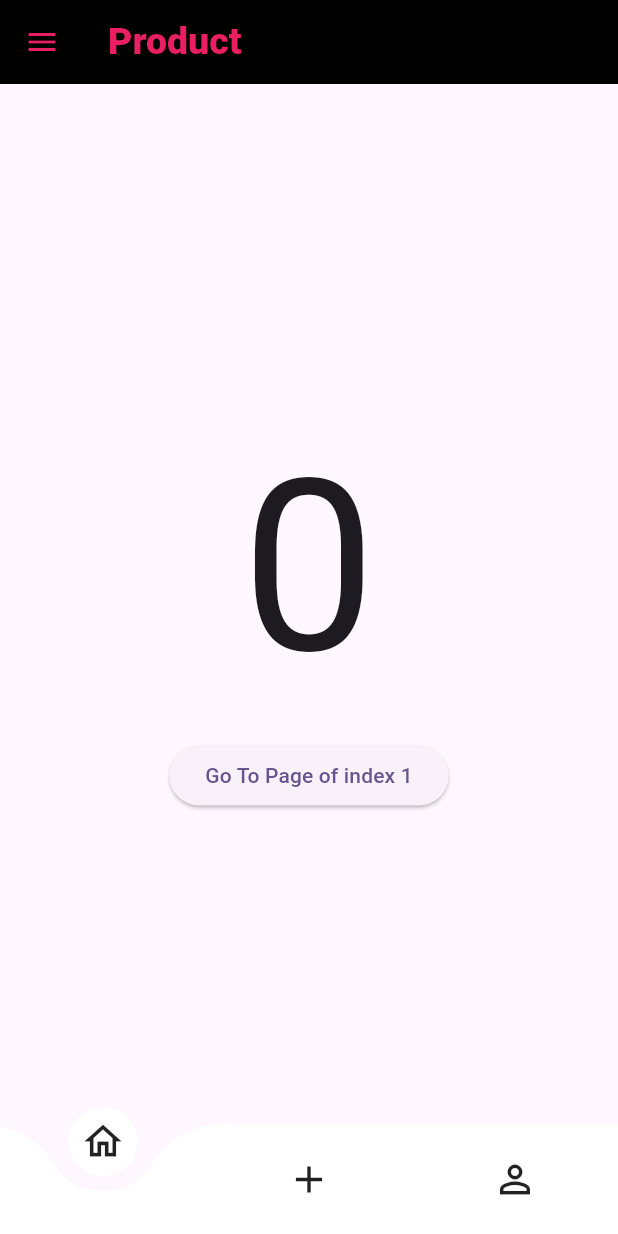
After one commit to Mustafa-Roshdy/Product, a Flutter app: the SwitchScreen screen opened by its route, on a phone screen of 412 x 824 dp. The commit adds this screen. Run offline on Flutter 3.47's test engine with Material 3 defaults, Android fonts, the phone set to English and light mode, and no system bars; drawn by our look-alikes of curved_navigation_bar; our stand-ins replace flutter_form_builder, form_builder_validators, gap.

Commit message:
rename home screen to switch screen

```diff
--- a/lib/Screens/login_screen.dart
+++ b/lib/Screens/login_screen.dart
@@ -114,7 +114,7 @@ class _LoginScreenState extends State<LoginScreen> {
                       _formKey.currentState?.saveAndValidate();
                       debugPrint(_formKey.currentState?.value.toString());
                       if (_formKey.currentState!.isValid) {
-                        Navigator.pushReplacementNamed(context, "/home");
+                        Navigator.pushReplacementNamed(context, "/switch");
                       }
                     },
                     child: const Text(
--- a/lib/Screens/signup_screen.dart
+++ b/lib/Screens/signup_screen.dart
@@ -145,7 +145,7 @@ class _SignupScreenState extends State<SignupScreen> {
                       _formKey.currentState?.saveAndValidate();
                       debugPrint(_formKey.currentState?.value.toString());
                       if (_formKey.currentState!.isValid) {
-                        Navigator.pushReplacementNamed(context, "/home");
+                        Navigator.pushReplacementNamed(context, "/switch");
                       }
                     },
                     child: const Text(
--- /dev/null
+++ b/lib/Screens/switch_screen.dart
@@ -0,0 +1,142 @@
+import 'package:curved_navigation_bar/curved_navigation_bar.dart';
+import 'package:flutter/material.dart';
+
+class SwitchScreen extends StatefulWidget {
+  const SwitchScreen({super.key});
+
+  @override
+  State<SwitchScreen> createState() => _SwitchScreenState();
+}
+
+class _SwitchScreenState extends State<SwitchScreen> {
+  int _page = 0;
+  GlobalKey<CurvedNavigationBarState> _bottomNavigationKey = GlobalKey();
+  @override
+  Widget build(BuildContext context) {
+    return Scaffold(
+      drawer: Drawer(
+        surfaceTintColor: Colors.pink,
+        shadowColor: Colors.pink,
+        child: ListView(
+          padding: EdgeInsets.zero,
+          children: [
+            DrawerHeader(
+              decoration: BoxDecoration(color: Colors.pink),
+              child: Column(
+                mainAxisAlignment: MainAxisAlignment.center,
+                crossAxisAlignment: CrossAxisAlignment.start,
+                children: [
+                  CircleAvatar(
+                    radius: 40,
+                    backgroundColor: Colors.pink,
+                    child: Icon(Icons.person, size: 50, color: Colors.white),
+                  ),
+                  SizedBox(height: 10),
+                  Text(
+                    "Mustafa Roshdy",
+                    style: TextStyle(
+                      color: Colors.white,
+                      fontSize: 20,
+                      fontWeight: FontWeight.bold,
+                    ),
+                  ),
+                ],
+              ),
+            ),
+            ListTile(
+              leading: Icon(Icons.home),
+              title: Text('Home'),
+              onTap: () {
+                Navigator.pop(context);
+              },
+            ),
+            ListTile(
+              leading: Icon(Icons.settings),
+              title: Text('Settings'),
+              onTap: () {
+                Navigator.pop(context);
+              },
+            ),
+            ListTile(
+              leading: Icon(Icons.logout),
+              title: Text('Logout'),
+              onTap: () {
+                Navigator.pop(context);
+                Navigator.pushReplacementNamed(context, "/login");
+              },
+            ),
+          ],
+        ),
+      ),
+
+      ///---------------------------AppBar------------------------------------
+      appBar: AppBar(
+        leading: Builder(
+          builder: (context) {
+            return IconButton(
+              onPressed: () {
+                Scaffold.of(context).openDrawer();
+              },
+              icon: Icon(Icons.menu, color: Colors.pink),
+            );
+          },
+        ),
+        backgroundColor: Colors.black,
+        title: Text(
+          "Product",
+          style: TextStyle(
+            fontWeight: FontWeight.w800,
+            fontSize: 25,
+            color: Colors.pink,
+          ),
+        ),
+      ),
+
+      ///---------------------------bottomNavigationBar------------------------------------
+      bottomNavigationBar: CurvedNavigationBar(
+        key: _bottomNavigationKey,
+        backgroundColor: Colors.transparent,
+        index: 0,
+        items: <Widget>[
+          Icon(Icons.home_outlined, size: 30),
+          Icon(Icons.add, size: 30),
+          Icon(Icons.perm_identity, size: 30),
+          // Icon(Icons.compare_arrows, size: 30),
+          // Icon(Icons.call_split, size: 30),
+        ],
+        color: Colors.white,
+        buttonBackgroundColor: Colors.white,
+        // backgroundColor: Colors.blueAccent,
+        animationCurve: Curves.easeInOut,
+        animationDuration: Duration(milliseconds: 600),
+        onTap: (index) {
+          setState(() {
+            _page = index;
+          });
+        },
+        letIndexChange: (index) => true,
+      ),
+
+      ///---------------------------Body------------------------------------
+      body: Container(
+        // color: Colors.blueAccent,
+        child: Center(
+          child: Column(
+            mainAxisAlignment: MainAxisAlignment.center,
+            children: <Widget>[
+              Text(_page.toString(), style: TextStyle(fontSize: 160)),
+              ElevatedButton(
+                child: Text('Go To Page of index 1'),
+                onPressed: () {
+                  final CurvedNavigationBarState? navBarState =
+                      _bottomNavigationKey.currentState;
+                  navBarState?.setPage(1);
+                },
+              ),
+            ],
+          ),
+        ),
+      ),
+    );
+  }
+}
--- a/lib/main.dart
+++ b/lib/main.dart
@@ -1,5 +1,8 @@
 import 'package:flutter/material.dart';
+import 'package:product/Screens/add_screen.dart';
 import 'package:product/Screens/home_screen.dart';
+import 'package:product/Screens/profile_screen.dart';
+import 'package:product/Screens/switch_screen.dart';
 import 'package:product/Screens/login_screen.dart';
 import 'package:product/Screens/signup_screen.dart';
 import 'package:product/Screens/splash_screen.dart';
@@ -39,7 +42,10 @@ class MyApp extends StatelessWidget {
         "/":(context)=>SplashScreen(),
         "/login":(context)=>LoginScreen(),
         "/register" : (context)=> SignupScreen(),
+        "/switch":(context)=>SwitchScreen(),
         "/home":(context)=>HomeScreen(),
+        "/add":(context)=>AddScreen(),
+        "/profile":(context)=>ProfileScreen(),
       },
     );
   }
```
Also changed, not shown: lib/Screens/add_screen.dart (added, +15 -0 lines), lib/Screens/home_screen.dart (+1 -131 lines), lib/Screens/profile_screen.dart (added, +15 -0 lines).
